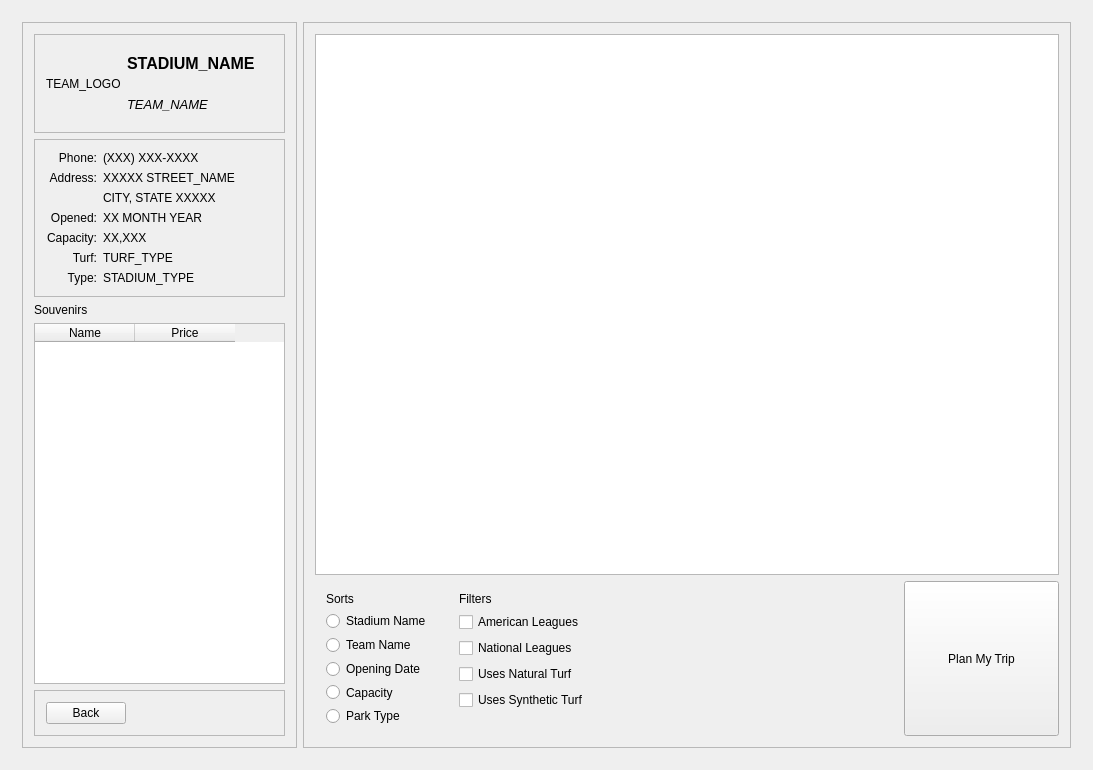
Before: the Qt Designer form Baseball-Itinerary-Program/primewin.ui in xavierliancw/Based-Itinerary, drawn with Qt 5.
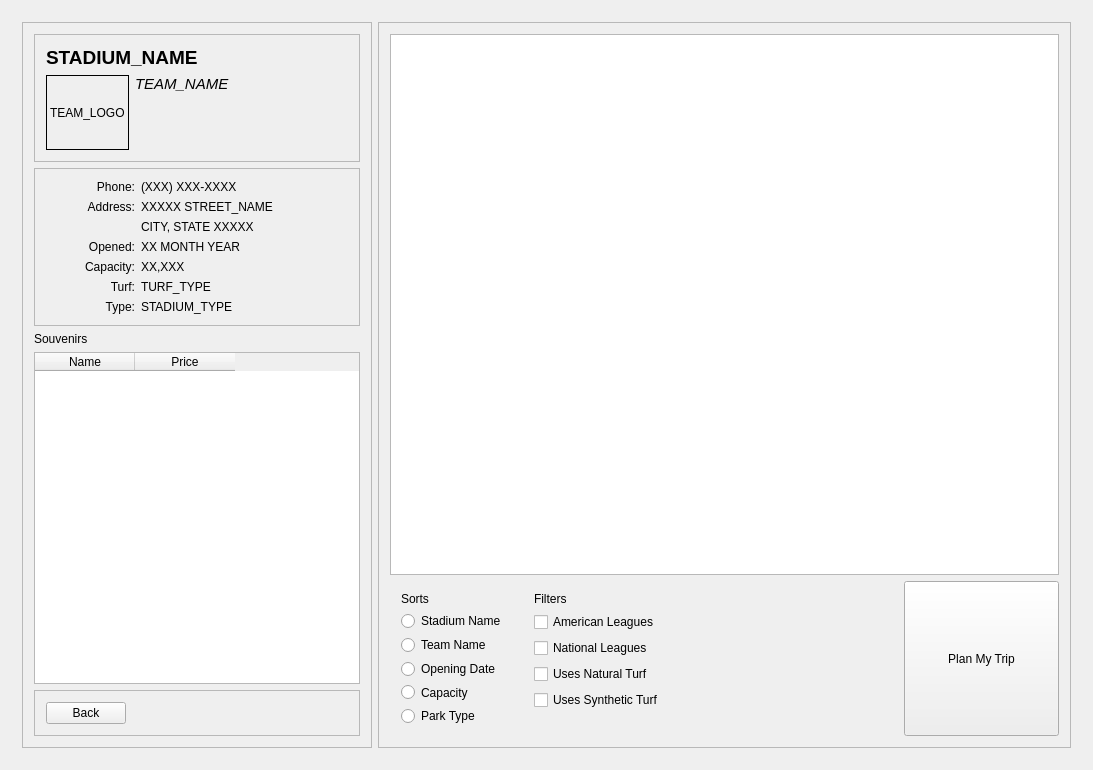
After: the same form once the commit is applied. The open tabs and pages were chosen to show the change.

Commit message: Parts of Home Page Finished - Completion of Story #9

The edit to the form file:
```diff
--- a/Baseball-Itinerary-Program/primewin.ui
+++ b/Baseball-Itinerary-Program/primewin.ui
@@ -211,13 +211,13 @@
          <widget class="QFrame" name="frame_3">
           <property name="minimumSize">
            <size>
-            <width>275</width>
+            <width>350</width>
             <height>0</height>
            </size>
           </property>
           <property name="maximumSize">
            <size>
-            <width>275</width>
+            <width>350</width>
             <height>16777215</height>
            </size>
           </property>
@@ -237,7 +237,21 @@
               <enum>QFrame::Raised</enum>
              </property>
              <layout class="QGridLayout" name="gridLayout_3">
-              <item row="0" column="0" rowspan="2">
+              <item row="0" column="0" colspan="2">
+               <widget class="QLabel" name="homeStadzLbl">
+                <property name="font">
+                 <font>
+                  <pointsize>14</pointsize>
+                  <weight>75</weight>
+                  <bold>true</bold>
+                 </font>
+                </property>
+                <property name="text">
+                 <string>STADIUM_NAME</string>
+                </property>
+               </widget>
+              </item>
+              <item row="1" column="0">
                <widget class="QLabel" name="homeLogoLbl">
                 <property name="sizePolicy">
                  <sizepolicy hsizetype="Fixed" vsizetype="Fixed">
@@ -251,36 +265,28 @@
                   <height>75</height>
                  </size>
                 </property>
+                <property name="frameShape">
+                 <enum>QFrame::Box</enum>
+                </property>
                 <property name="text">
                  <string>TEAM_LOGO</string>
                 </property>
                </widget>
               </item>
-              <item row="0" column="1">
-               <widget class="QLabel" name="homeStadLbl">
-                <property name="font">
-                 <font>
-                  <pointsize>12</pointsize>
-                  <weight>75</weight>
-                  <bold>true</bold>
-                 </font>
-                </property>
-                <property name="text">
-                 <string>STADIUM_NAME</string>
-                </property>
-               </widget>
-              </item>
               <item row="1" column="1">
                <widget class="QLabel" name="homeTeamLbl">
                 <property name="font">
                  <font>
-                  <pointsize>10</pointsize>
+                  <pointsize>11</pointsize>
                   <italic>true</italic>
                  </font>
                 </property>
                 <property name="text">
                  <string>TEAM_NAME</string>
                 </property>
+                <property name="alignment">
+                 <set>Qt::AlignLeading|Qt::AlignLeft|Qt::AlignTop</set>
+                </property>
                </widget>
               </item>
              </layout>
@@ -472,41 +478,6 @@
            <enum>QFrame::Sunken</enum>
           </property>
           <layout class="QGridLayout" name="gridLayout_5">
-           <item row="0" column="0" colspan="5">
-            <widget class="QTableWidget" name="homeStadTbl">
-             <property name="minimumSize">
-              <size>
-               <width>0</width>
-               <height>200</height>
-              </size>
-             </property>
-             <property name="editTriggers">
-              <set>QAbstractItemView::NoEditTriggers</set>
-             </property>
-             <property name="selectionMode">
-              <enum>QAbstractItemView::SingleSelection</enum>
-             </property>
-             <property name="selectionBehavior">
-              <enum>QAbstractItemView::SelectRows</enum>
-             </property>
-             <attribute name="horizontalHeaderVisible">
-              <bool>false</bool>
-             </attribute>
-             <attribute name="verticalHeaderHighlightSections">
-              <bool>false</bool>
-             </attribute>
-             <column>
-              <property name="text">
-               <string>Pic</string>
-              </property>
-             </column>
-             <column>
-              <property name="text">
-               <string>Name</string>
-              </property>
-             </column>
-            </widget>
-           </item>
            <item row="1" column="0" rowspan="2" colspan="2">
             <widget class="QFrame" name="frame_7">
              <property name="sizePolicy">
@@ -658,6 +629,59 @@
              </layout>
             </widget>
            </item>
+           <item row="0" column="0" colspan="5">
+            <widget class="QTableWidget" name="homeStadTbl">
+             <property name="minimumSize">
+              <size>
+               <width>0</width>
+               <height>200</height>
+              </size>
+             </property>
+             <property name="editTriggers">
+              <set>QAbstractItemView::NoEditTriggers</set>
+             </property>
+             <property name="selectionMode">
+              <enum>QAbstractItemView::SingleSelection</enum>
+             </property>
+             <property name="selectionBehavior">
+              <enum>QAbstractItemView::SelectRows</enum>
+             </property>
+             <property name="sortingEnabled">
+              <bool>true</bool>
+             </property>
+             <property name="wordWrap">
+              <bool>false</bool>
+             </property>
+             <attribute name="horizontalHeaderVisible">
+              <bool>false</bool>
+             </attribute>
+             <attribute name="horizontalHeaderHighlightSections">
+              <bool>false</bool>
+             </attribute>
+             <attribute name="horizontalHeaderStretchLastSection">
+              <bool>true</bool>
+             </attribute>
+             <attribute name="verticalHeaderVisible">
+              <bool>false</bool>
+             </attribute>
+             <attribute name="verticalHeaderHighlightSections">
+              <bool>false</bool>
+             </attribute>
+             <attribute name="verticalHeaderStretchLastSection">
+              <bool>false</bool>
+             </attribute>
+             <column>
+              <property name="text">
+               <string>Pic</string>
+              </property>
+             </column>
+             <column>
+              <property name="text">
+               <string>Name</string>
+              </property>
+             </column>
+            </widget>
+           </item>
            <item row="1" column="4" rowspan="2">
             <widget class="QPushButton" name="homePlanTripBt">
              <property name="sizePolicy">
```
Left out of the diff: 2 changed lines with no effect on the pictures. The commit also changes 10 other files.
